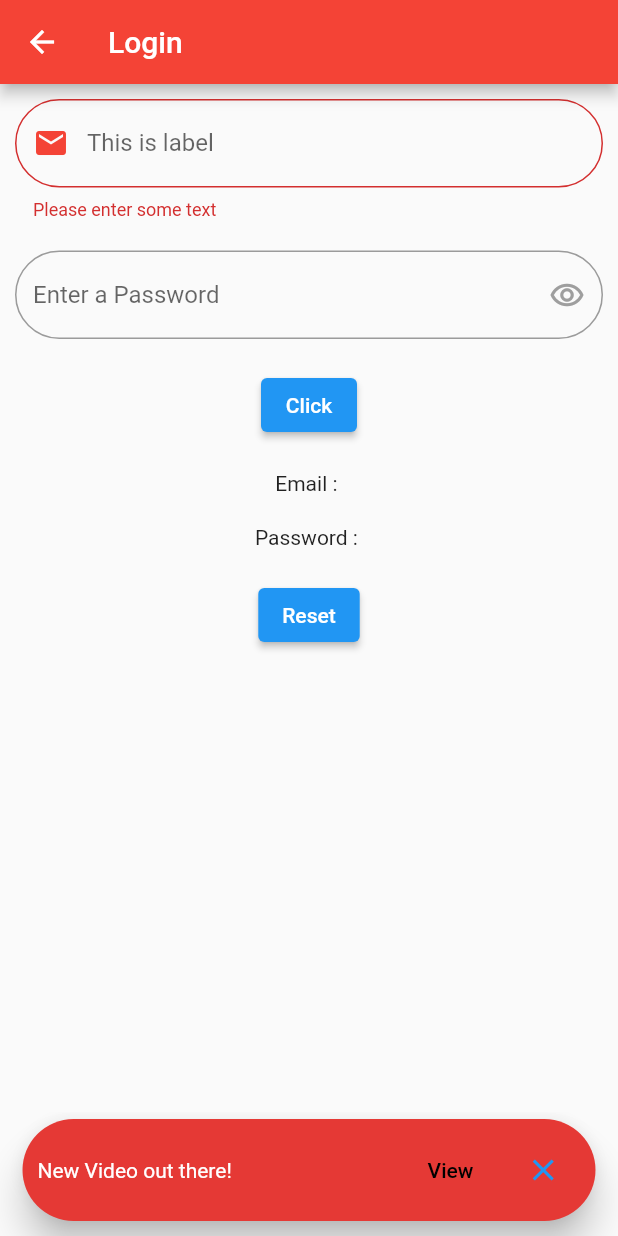
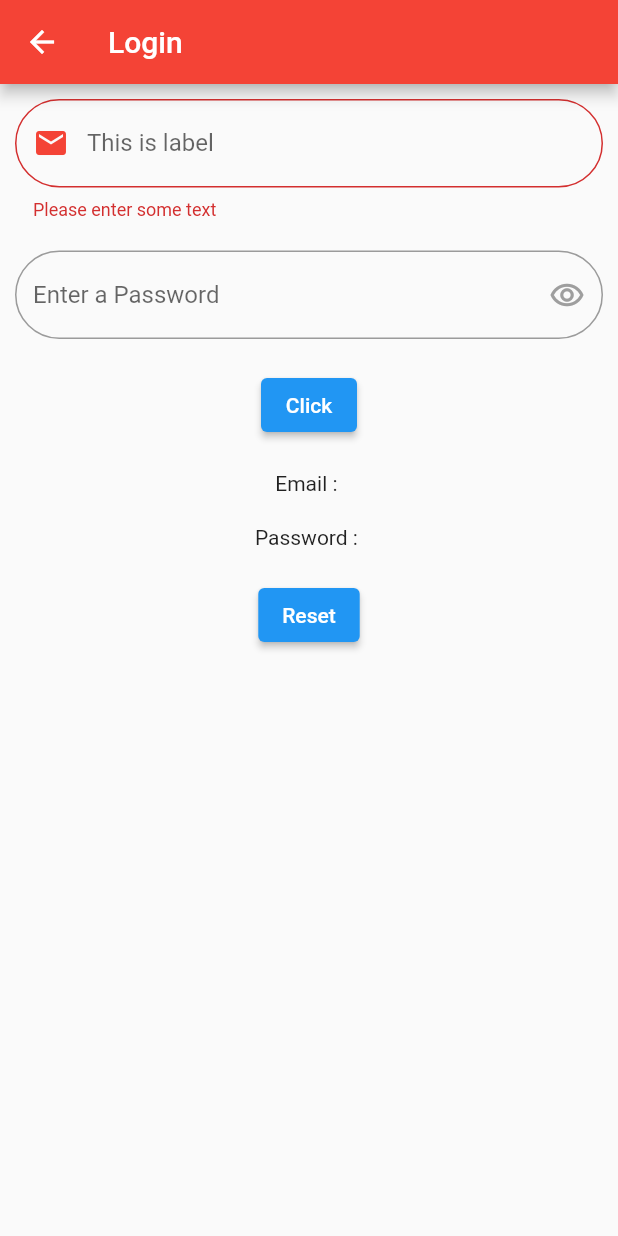
Before and after one commit to devatulparmar/batch730pm, a Flutter app: the LoginScreen screen opened by its route, after a tap on "Click", on a phone screen of 412 x 824 dp. Run offline on Flutter 3.47's test engine with Material 2 defaults, Android fonts, the phone set to English and light mode, and no system bars; our stand-ins replace cached_network_image.

Commit message:
common snack-bar

```diff
--- a/lib/login.dart
+++ b/lib/login.dart
@@ -1,4 +1,5 @@
 import 'package:batch730pm/screen1.dart';
+import 'package:batch730pm/utils/common_snackbar.dart';
 import 'package:flutter/material.dart';
 
 class LoginScreen extends StatefulWidget {
@@ -52,6 +53,7 @@ class _LoginScreenState extends State<LoginScreen> {
           child: Column(
             children: [
               TextFormField(
+                controller: _emailController,
                 decoration: InputDecoration(
                   border: OutlineInputBorder(
                     borderRadius: BorderRadius.circular(35),
@@ -112,7 +114,6 @@ class _LoginScreenState extends State<LoginScreen> {
               TextField(
                 controller: _passwordController,
                 obscureText: isObscureText,
-
                 decoration: InputDecoration(
                   border: OutlineInputBorder(
                     borderRadius: BorderRadius.circular(35),
@@ -138,41 +139,19 @@ class _LoginScreenState extends State<LoginScreen> {
               const SizedBox(height: 20),
               ElevatedButton(
                 onPressed: () {
-                  _emailController.text;
-                  _passwordController.text;
+                  if (_formKey.currentState!.validate() == true) {
+                    MySnackBar.showMySnackBar(
+                      content: "Success",
+                      backgroundColor: Colors.green,
+                      context: context,
+                    );
+                    // ScaffoldMessenger.of(context).showSnackBar(const SnackBar(
+                    //   content: Text('Success'),
+                    //   backgroundColor: Colors.green,
+                    //   padding: EdgeInsets.all(10),
+                    // ));
+                  } else {
 
-                  if (_formKey.currentState!.validate() == true) {
-                   ScaffoldMessenger.of(context).showSnackBar(
-                      const SnackBar(
-                         content: Text('Success'),
-                        backgroundColor: Colors.green,
-                        padding: EdgeInsets.all(10),
-                       )
-                   );
-                  } else {
-                    ScaffoldMessenger.of(context).showSnackBar(
-                         SnackBar(
-                          content: Text('New Video out there!'),
-                          backgroundColor: Colors.red.shade600,
-                          padding: EdgeInsets.all(10),
-                          behavior: SnackBarBehavior.floating,
-                          elevation: 10,
-                          shape: RoundedRectangleBorder(
-                            borderRadius: BorderRadius.circular(35),
-                          ),
-                           duration: Duration(minutes: 5),
-                           action: SnackBarAction(
-                             onPressed: (){
-                               print('closed snack bar');
-                             },
-                             label: 'View',
-                             textColor: Colors.black,
-                           ),
-                           showCloseIcon: true,
-                           closeIconColor: Colors.blue,
-                           dismissDirection: DismissDirection.none,
-                        )
-                    );
                   }
                   setState(() {});
                 },
--- /dev/null
+++ b/lib/utils/common_snackbar.dart
@@ -0,0 +1,60 @@
+import 'package:flutter/material.dart';
+
+class MySnackBar {
+  static myFunc({
+    required BuildContext context,
+    required String content,
+    Color? backgroundColor,
+    Function()? snackBarAction,
+    String? snackBarActionLabel,
+  }){
+    return ScaffoldMessenger.of(context).showSnackBar(SnackBar(
+      content: Text(content),
+      backgroundColor: backgroundColor ?? Colors.black,
+      padding: const EdgeInsets.all(10),
+      behavior: SnackBarBehavior.floating,
+      elevation: 10,
+      shape: RoundedRectangleBorder(
+        borderRadius: BorderRadius.circular(35),
+      ),
+      duration: const Duration(minutes: 5),
+      action: SnackBarAction(
+        onPressed: snackBarAction ?? (){},
+        label: snackBarActionLabel ?? "",
+        textColor: Colors.black,
+      ),
+      showCloseIcon: true,
+      closeIconColor: Colors.blue,
+      dismissDirection: DismissDirection.none,
+    ));
+  }
+
+  static showMySnackBar({
+    required BuildContext context,
+    required String content,
+    Color? backgroundColor,
+    Function()? snackBarAction,
+    String? snackBarActionLabel,
+  }) {
+    return ScaffoldMessenger.of(context).showSnackBar(
+      SnackBar(
+        content: Text(content),
+        backgroundColor: backgroundColor ?? Colors.black,
+        action: SnackBarAction(
+          onPressed: snackBarAction ?? () {},
+          label: snackBarActionLabel ?? '',
+          textColor: Colors.black,
+        ),
+        elevation: 5,
+        showCloseIcon: true,
+        padding: const EdgeInsets.all(10),
+        behavior: SnackBarBehavior.floating,
+        shape: RoundedRectangleBorder(
+          borderRadius: BorderRadius.circular(35),
+        ),
+        duration: const Duration(seconds: 3),
+        dismissDirection: DismissDirection.none,
+      ),
+    );
+  }
+}
```
